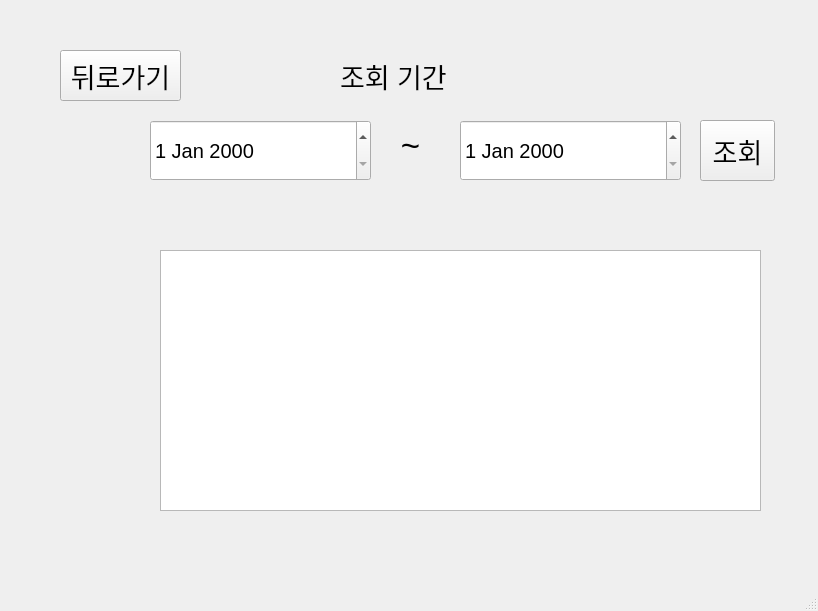
First picture: the form in MiniProject1/mainwindow.ui, repository Kim-Ye-Sung/MiniProject_RunningMachine, before the edit.
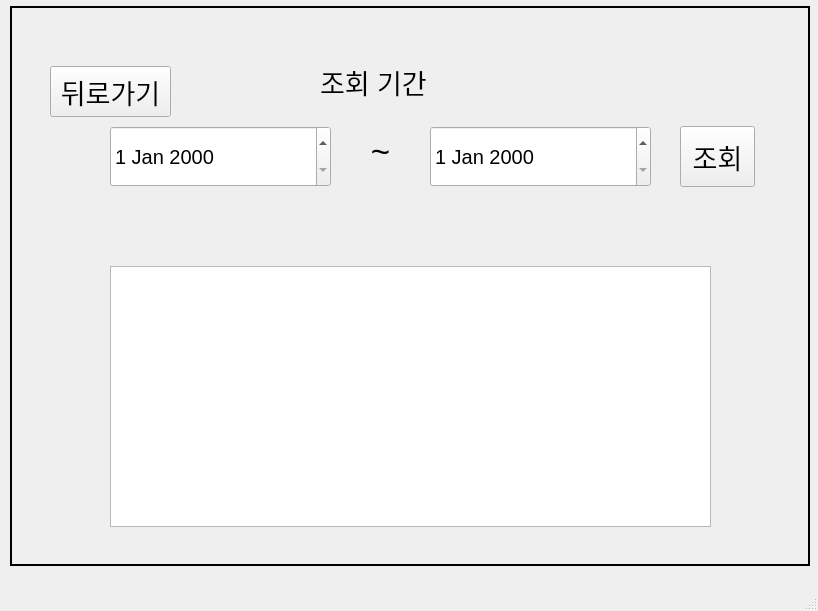
Second picture: the form after the edit. The open tabs and pages were chosen to show the change.

What changed in the file:
```diff
--- a/MiniProject1/mainwindow.ui
+++ b/MiniProject1/mainwindow.ui
@@ -210,10 +210,56 @@
      </widget>
     </widget>
     <widget class="QWidget" name="Record_UI">
+     <widget class="QFrame" name="frame_5">
+      <property name="geometry">
+       <rect>
+        <x>10</x>
+        <y>6</y>
+        <width>800</width>
+        <height>560</height>
+       </rect>
+      </property>
+      <property name="styleSheet">
+       <string notr="true">#frame_5{
+    border: 2px solid black;
+    border-radius: 0px;
+}</string>
+      </property>
+      <property name="frameShape">
+       <enum>QFrame::Shape::StyledPanel</enum>
+      </property>
+      <property name="frameShadow">
+       <enum>QFrame::Shadow::Raised</enum>
+      </property>
+      <widget class="QTableWidget" name="RecordTable">
+       <property name="geometry">
+        <rect>
+         <x>100</x>
+         <y>260</y>
+         <width>601</width>
+         <height>261</height>
+        </rect>
+       </property>
+      </widget>
+      <widget class="QDateEdit" name="EndDateEdit">
+       <property name="geometry">
+        <rect>
+         <x>420</x>
+         <y>120</y>
+         <width>221</width>
+         <height>61</height>
+        </rect>
+       </property>
+       <property name="font">
+        <font>
+         <pointsize>15</pointsize>
+        </font>
+       </property>
+      </widget>
      <widget class="QLabel" name="label_10">
       <property name="geometry">
        <rect>
-        <x>340</x>
+         <x>310</x>
         <y>40</y>
         <width>141</width>
         <height>71</height>
@@ -228,46 +274,10 @@
        <string>조회 기간</string>
       </property>
      </widget>
-     <widget class="QDateEdit" name="EndDateEdit">
-      <property name="geometry">
-       <rect>
-        <x>460</x>
-        <y>120</y>
-        <width>221</width>
-        <height>61</height>
-       </rect>
-      </property>
-      <property name="font">
-       <font>
-        <pointsize>15</pointsize>
-       </font>
-      </property>
-     </widget>
-     <widget class="QLabel" name="label_11">
-      <property name="geometry">
-       <rect>
-        <x>370</x>
-        <y>120</y>
-        <width>81</width>
-        <height>51</height>
-       </rect>
-      </property>
-      <property name="font">
-       <font>
-        <pointsize>25</pointsize>
-       </font>
-      </property>
-      <property name="text">
-       <string>~</string>
-      </property>
-      <property name="alignment">
-       <set>Qt::AlignmentFlag::AlignCenter</set>
-      </property>
-     </widget>
      <widget class="QPushButton" name="InquiryButton">
       <property name="geometry">
        <rect>
-        <x>700</x>
+         <x>670</x>
         <y>120</y>
         <width>75</width>
         <height>61</height>
@@ -285,8 +295,8 @@
      <widget class="QPushButton" name="BackButton">
       <property name="geometry">
        <rect>
-        <x>60</x>
-        <y>50</y>
+         <x>40</x>
+         <y>60</y>
         <width>121</width>
         <height>51</height>
        </rect>
@@ -300,20 +310,10 @@
        <string>뒤로가기</string>
       </property>
      </widget>
-     <widget class="QTableWidget" name="RecordTable">
-      <property name="geometry">
-       <rect>
-        <x>160</x>
-        <y>250</y>
-        <width>601</width>
-        <height>261</height>
-       </rect>
-      </property>
-     </widget>
      <widget class="QLabel" name="DateWarningLabel">
       <property name="geometry">
        <rect>
-        <x>220</x>
+         <x>170</x>
         <y>190</y>
         <width>461</width>
         <height>51</height>
@@ -337,7 +337,7 @@
      <widget class="QDateEdit" name="StartDateEdit">
       <property name="geometry">
        <rect>
-        <x>150</x>
+         <x>100</x>
         <y>120</y>
         <width>221</width>
         <height>61</height>
@@ -348,6 +348,28 @@
         <pointsize>15</pointsize>
        </font>
       </property>
+      </widget>
+      <widget class="QLabel" name="label_11">
+       <property name="geometry">
+        <rect>
+         <x>330</x>
+         <y>120</y>
+         <width>81</width>
+         <height>51</height>
+        </rect>
+       </property>
+       <property name="font">
+        <font>
+         <pointsize>25</pointsize>
+        </font>
+       </property>
+       <property name="text">
+        <string>~</string>
+       </property>
+       <property name="alignment">
+        <set>Qt::AlignmentFlag::AlignCenter</set>
+       </property>
+      </widget>
      </widget>
     </widget>
     <widget class="QWidget" name="MainMenu_UI">
```
Left out of the diff: 152 changed lines with no effect on the pictures. Lines whose indentation alone changed are shown as unchanged.
